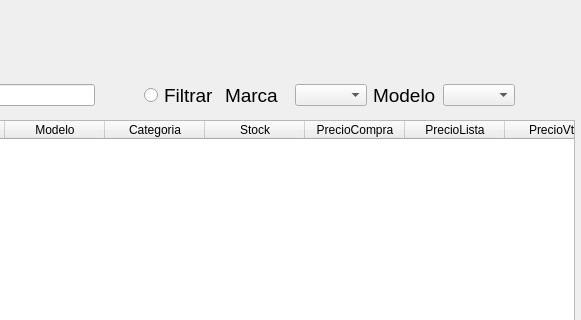
Above: guiproducto.ui from Jose-Cisneros/TallerCTRL before the change; both pictures show x 306 to 887 and y 0 to 320 of the 887 by 505 pixel window. Below: the same form after it.
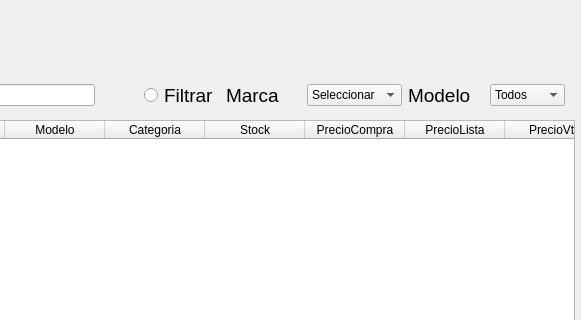
That is the form after the change.

The edit to the form file:
```diff
--- a/guiproducto.ui
+++ b/guiproducto.ui
@@ -171,7 +171,7 @@
     <rect>
      <x>450</x>
      <y>70</y>
-     <width>371</width>
+     <width>421</width>
      <height>51</height>
     </rect>
    </property>
@@ -205,6 +205,11 @@
       <property name="toolTip">
        <string>&lt;html&gt;&lt;head/&gt;&lt;body&gt;&lt;p&gt;Marca&lt;/p&gt;&lt;/body&gt;&lt;/html&gt;</string>
       </property>
+      <item>
+       <property name="text">
+        <string>Seleccionar</string>
+       </property>
+      </item>
      </widget>
     </item>
     <item>
@@ -224,6 +229,11 @@
       <property name="toolTip">
        <string>&lt;html&gt;&lt;head/&gt;&lt;body&gt;&lt;p&gt;Modelo&lt;/p&gt;&lt;/body&gt;&lt;/html&gt;</string>
       </property>
+      <item>
+       <property name="text">
+        <string>Todos</string>
+       </property>
+      </item>
      </widget>
     </item>
    </layout>
```
Left out of the diff: 2 changed lines with no effect on the pictures.
